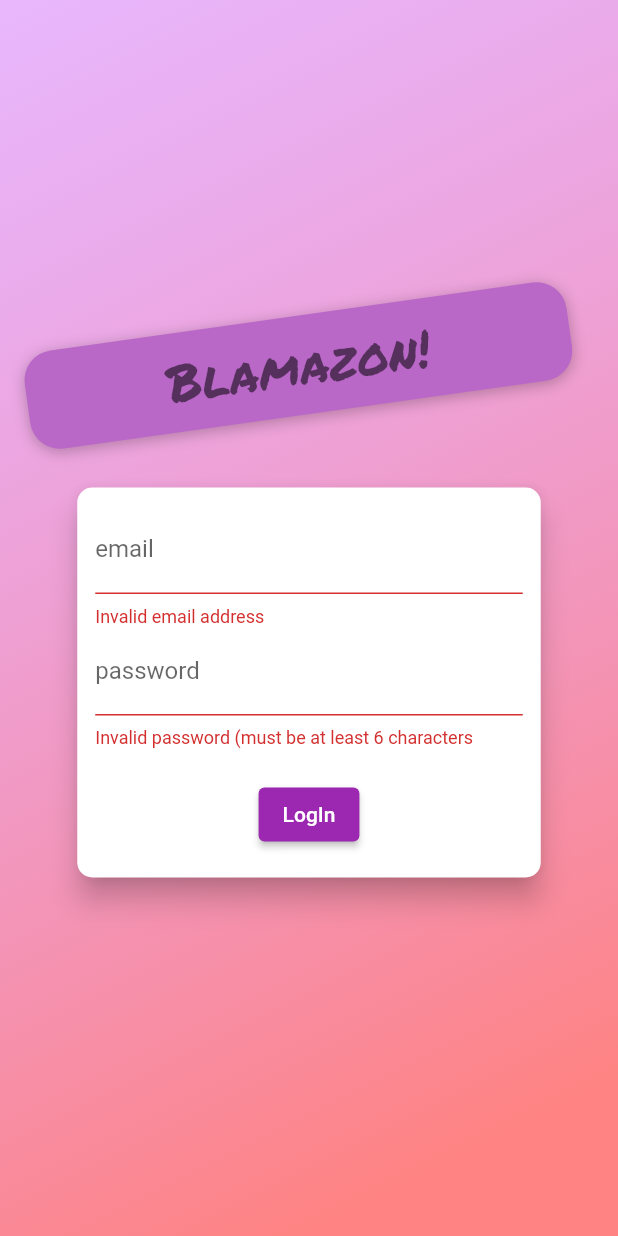
After one commit to kenmaready/flutter_shopping_app, a Flutter app: the screen it shows after launch, after a tap on "LogIn", on a phone screen of 412 x 824 dp. The commit adds this screen. Run offline on Flutter 3.47's test engine with Material 2 defaults, Android fonts, the light colour scheme and no system bars; our stand-ins replace flutter_dotenv, objectid; accounts and stored records are empty.

Commit message:
Added beginnings of user with persistent favorites tied to user

```diff
--- a/lib/main.dart
+++ b/lib/main.dart
@@ -4,6 +4,7 @@ import 'package:flutter/material.dart';
 //
 import './providers/products.dart';
 import './providers/orders.dart';
+import './providers/auth.dart';
 import './providers/cart.dart';
 import './screens/all.dart';
 import './config.dart';
@@ -21,36 +22,50 @@ class MyApp extends StatelessWidget {
     return MultiProvider(
         providers: [
           ChangeNotifierProvider(
-          create: (ctx) => Products(),
+            create: (ctx) => Auth(),
+          ),
+          ChangeNotifierProxyProvider<Auth, Products>(
+            update: (ctx, auth, prevProducts) => Products(
+                prevProducts == null ? [] : prevProducts.products, auth),
+            create: (ctx) {
+              print(
+                  "create: has been called in ChangeNotifierProxyProvider...");
+              return Products([], Auth());
+            }, // dummy value to pass CNPP reqs
           ),
           ChangeNotifierProvider(
             create: (ctx) => Cart(),
           ),
-        ChangeNotifierProvider(
-          create: (ctx) => Orders(),
+          ChangeNotifierProxyProvider<Auth, Orders>(
+            update: (context, auth, prevOrders) => Orders(
+                prevOrders == null ? [] : prevOrders.orders,
+                auth.token == null ? '' : auth.token as String),
+            create: (ctx) => Orders([], ''),
           )
         ],
-      child: MaterialApp(
+        child: Consumer<Auth>(
+          builder: (ctx, auth, _) => MaterialApp(
             title: config.title,
             theme: ThemeData(
               primarySwatch: Colors.purple,
               accentColor: Colors.deepOrange,
               fontFamily: 'Lato',
-          textTheme: Theme.of(context)
-              .textTheme
-              .copyWith(headline1: TextStyle(fontFamily: 'PermamentMarker')),
+              textTheme: Theme.of(context).textTheme.copyWith(
+                  headline1: TextStyle(fontFamily: 'PermamentMarker')),
             ),
-        home: ProductsOverviewScreen(),
+            home: auth.isLoggedIn ? ProductsOverviewScreen() : AuthScreen(),
             routes: {
-          ProductsOverviewScreen.routeName: (ctx) => ProductsOverviewScreen(),
+              ProductsOverviewScreen.routeName: (ctx) =>
+                  ProductsOverviewScreen(),
               ProductDetailScreen.routeName: (ctx) => ProductDetailScreen(),
               UserProductsScreen.routeName: (ctx) => UserProductsScreen(),
               EditProductScreen.routeName: (ctx) => EditProductScreen(),
               OrdersScreen.routeName: (ctx) => OrdersScreen(),
+              AuthScreen.routeName: (ctx) => AuthScreen(),
               CartScreen.routeName: (ctx) => CartScreen(),
             },
             debugShowCheckedModeBanner: false,
           ),
-    );
+        ));
   }
 }
--- /dev/null
+++ b/lib/providers/auth.dart
@@ -0,0 +1,94 @@
+import 'package:flutter_dotenv/flutter_dotenv.dart';
+import 'package:flutter/widgets.dart';
+import 'package:flutter_shopping_app/exceptions/http_exception.dart';
+import 'package:http/http.dart' as http;
+import 'dart:convert';
+//
+import './user.dart';
+
+String api_key = dotenv.env['FIREBASE_API_KEY'] as String;
+
+enum AuthMode { Signup, Login }
+
+class Auth with ChangeNotifier {
+  String? _token;
+  DateTime? _expiryDate;
+  User? _user;
+
+  Auth() {
+    print("creating new Auth object...");
+  }
+
+  bool get isLoggedIn {
+    print("isLoggedIn() has been called.  Current token: $token");
+    return token != null;
+  }
+
+  String? get token {
+    if (_expiryDate != null &&
+        (_expiryDate as DateTime).isAfter(DateTime.now()) &&
+        _token != null) {
+      print("Returning auth.token and it is $_token...");
+      return _token;
+    }
+
+    print("Returning auth.token and it is null...");
+    return null;
+  }
+
+  String? get userId {
+    return _user?.userId;
+  }
+
+  Future<void> _userAuthentication(
+      String email, String password, AuthMode mode) async {
+    String api_action =
+        mode == AuthMode.Signup ? 'signUp' : 'signInWithPassword';
+    var url = Uri.parse(
+        "https://identitytoolkit.googleapis.com/v1/accounts:${api_action}?key=$api_key");
+
+    try {
+      final rawResponse = await http.post(url,
+          body: json.encode({
+            "email": email,
+            "password": password,
+            "returnSecureToken": true
+          }));
+
+      var response = json.decode(rawResponse.body);
+      if (response['error'] != null) {
+        throw HttpException(
+            '${response['error']['code']} error: ${response['error']['message']}');
+      }
+
+      _token = response['idToken'];
+      _expiryDate = DateTime.now()
+          .add(Duration(seconds: int.parse(response['expiresIn'])));
+      _user = User(response['localId'], _token as String);
+      notifyListeners();
+    } catch (err) {
+      rethrow;
+    }
+
+    print(toString());
+  }
+
+  Future<void> signup(String email, String password) async {
+    return _userAuthentication(email, password, AuthMode.Signup);
+  }
+
+  Future<void> login(String email, String password) async {
+    return _userAuthentication(email, password, AuthMode.Login);
+  }
+
+  void logout() {
+    _token = null;
+    _expiryDate = null;
+    _user = null;
+    notifyListeners();
+  }
+
+  String toString() {
+    return 'Auth { token: $_token, expiryDate: ${_expiryDate.toString()}, userId: $_user.userId }';
+  }
+}
--- a/lib/providers/orders.dart
+++ b/lib/providers/orders.dart
@@ -96,7 +96,10 @@ class Order {
 // A Collection of Orders (wrapper around list of Orders)
 class Orders with ChangeNotifier {
   final id = Key(ObjectId().toString());
-  List<Order> _orders = [];
+  List<Order> _orders;
+  String _authToken;
+
+  Orders(this._orders, this._authToken);
 
   List<Order> get orders {
     return [..._orders];
@@ -106,8 +109,12 @@ class Orders with ChangeNotifier {
     return _orders.length;
   }
 
+  Map<String, String> get _authQuery {
+    return {"auth": _authToken};
+  }
+
   Future<void> placeOrder(Cart cart) async {
-    var url = Uri.https(base_url, '/orders.json');
+    var url = Uri.https(base_url, '/orders.json', _authQuery);
     Order newOrder = Order.fromCart(cart);
 
     try {
@@ -129,7 +136,7 @@ class Orders with ChangeNotifier {
   }
 
   Future<void> fetchOrders() async {
-    var url = Uri.https(base_url, '/orders.json');
+    var url = Uri.https(base_url, '/orders.json', _authQuery);
 
     try {
       final response = await http.get(url);
--- /dev/null
+++ b/lib/providers/user.dart
@@ -0,0 +1,35 @@
+import 'package:flutter_dotenv/flutter_dotenv.dart';
+import 'package:flutter/foundation.dart';
+import 'package:http/http.dart' as http;
+import 'dart:convert';
+//
+import './product.dart';
+
+String base_url = dotenv.env['FIREBASE_BASE_URL'] as String;
+
+class User with ChangeNotifier {
+  late String _userId;
+  late List<String> _favorites;
+
+  User(this._userId, String token) {
+    fetchFavorites(token);
+  }
+
+  String get userId => _userId;
+
+  void fetchFavorites(String token) async {
+    var url =
+        Uri.https(base_url, '/users/$userId/favorites.json', {"auth": token});
+
+    try {
+      final response = await http.get(url);
+      if (response.body == null) {
+        print("no response.body");
+      } else {
+        print(json.decode(response.body));
+      }
+    } catch (error) {
+      rethrow;
+    }
+  }
+}
--- a/lib/screens/all.dart
+++ b/lib/screens/all.dart
@@ -2,5 +2,6 @@ export './products_overview.dart';
 export './product_detail.dart';
 export './user_products.dart';
 export './edit_product.dart';
+export './auth_screen.dart';
 export './orders.dart';
 export './cart.dart';
--- /dev/null
+++ b/lib/screens/auth_screen.dart
@@ -0,0 +1,248 @@
+import 'package:provider/provider.dart';
+import 'package:flutter/material.dart';
+import 'dart:math';
+//
+import '../exceptions/http_exception.dart';
+import '../providers/auth.dart';
+
+enum AuthMode { Signup, Login }
+
+class AuthScreen extends StatelessWidget {
+  static const routeName = '/auth';
+
+  const AuthScreen({Key? key}) : super(key: key);
+
+  @override
+  Widget build(BuildContext context) {
+    final deviceSize = MediaQuery.of(context).size;
+
+    return Scaffold(
+        body: Stack(children: [
+      Container(
+        decoration: BoxDecoration(
+            gradient: LinearGradient(
+                colors: [
+                  Color.fromRGBO(215, 117, 255, 1).withOpacity(0.5),
+                  Color.fromRGBO(255, 118, 117, 1).withOpacity(0.9)
+                ],
+                begin: Alignment.topLeft,
+                end: Alignment.bottomRight,
+                stops: [0, 0.9])),
+      ),
+      SingleChildScrollView(
+        child: Container(
+            height: deviceSize.height,
+            width: deviceSize.width,
+            child: Column(
+                mainAxisAlignment: MainAxisAlignment.center,
+                crossAxisAlignment: CrossAxisAlignment.center,
+                children: [
+                  Flexible(
+                      child: Container(
+                          margin: const EdgeInsets.only(bottom: 20.0),
+                          padding: const EdgeInsets.symmetric(
+                              vertical: 8.0, horizontal: 94.0),
+                          transform: Matrix4.rotationZ(-8 * pi / 180)
+                            ..translate(-10.0),
+                          decoration: BoxDecoration(
+                              borderRadius: BorderRadius.circular(20),
+                              color: Colors.purple.shade300,
+                              boxShadow: const [
+                                BoxShadow(
+                                    blurRadius: 8,
+                                    color: Colors.black26,
+                                    offset: Offset(0, 2)),
+                              ]),
+                          child: Text('Blamazon!',
+                              style: Theme.of(context)
+                                  .textTheme
+                                  .headline4
+                                  ?.copyWith(fontFamily: 'PermanentMarker')))),
+                  Flexible(
+                      flex: deviceSize.width > 600 ? 2 : 1,
+                      child: const AuthCard())
+                ])),
+      )
+    ]));
+  }
+}
+
+class AuthCard extends StatefulWidget {
+  const AuthCard({Key? key}) : super(key: key);
+
+  @override
+  State<AuthCard> createState() => _AuthCardState();
+}
+
+class _AuthCardState extends State<AuthCard> {
+  final GlobalKey<FormState> _formKey = GlobalKey();
+  AuthMode _authMode = AuthMode.Login;
+  Map<String, String> _authData = {'email': '', 'password': ''};
+  bool _isLoading = false;
+  final _passwordController = TextEditingController();
+
+  void _showErrorDialog(String message) {
+    showDialog(
+        context: context,
+        builder: (ctx) => AlertDialog(
+                title: Text('There was an error...'),
+                content: Text(message),
+                actions: [
+                  TextButton(
+                    child: Text('Okay'),
+                    onPressed: () => Navigator.of(context).pop(),
+                  )
+                ]));
+  }
+
+  Future<void> _submit() async {
+    // return if form is not validly completed:
+    if (!(_formKey.currentState as FormState).validate()) return;
+
+    (_formKey.currentState as FormState).save();
+    setState(() {
+      _isLoading = true;
+    });
+
+    try {
+      if (_authMode == AuthMode.Login) {
+        // log the user in:
+        await Provider.of<Auth>(context, listen: false).login(
+            _authData['email'] as String, _authData['password'] as String);
+      } else {
+        // sign the user up:
+        await Provider.of<Auth>(context, listen: false).signup(
+            _authData['email'] as String, _authData['password'] as String);
+      }
+    } on HttpException catch (error) {
+      // define a default error message:
+      var errorMessage = 'Authentication failed.';
+      // replace with specific error message in certain cases:
+      if (error.toString().contains('EMAIL_EXISTS')) {
+        errorMessage =
+            'A Blamazon user with that email already exists. Please log in or sign up with a different email address.';
+      } else if (error.toString().contains('INVALID_EMAIL')) {
+        errorMessage = 'This is not a valid email address.';
+      } else if (error.toString().contains('WEAK_PASSWORD')) {
+        errorMessage =
+            'This password is too weak. Please use a stronger password.';
+      } else if (error.toString().contains('EMAIL_NOT_FOUND')) {
+        errorMessage =
+            'Could not find a user with that email. Please check the email and try again (or sign up if you do not yet have an account.';
+      } else if (error.toString().contains('INVALID_PASSWORD')) {
+        errorMessage = 'Login credentials were invalid.';
+      }
+      _showErrorDialog(errorMessage);
+    } catch (error) {
+      var errorMessage =
+          'Was not able to ${_authMode == AuthMode.Signup ? 'sign user up' : 'log user in'} for some reason. Please try again later.';
+      _showErrorDialog(errorMessage);
+    }
+
+    setState(() {
+      _isLoading = false;
+    });
+  }
+
+  void _switchAuthMode() {
+    if (_authMode == AuthMode.Login) {
+      setState(() => _authMode = AuthMode.Signup);
+    } else {
+      setState(() => _authMode = AuthMode.Login);
+    }
+  }
+
+  @override
+  Widget build(BuildContext context) {
+    final deviceSize = MediaQuery.of(context).size;
+
+    return Card(
+        shape:
+            RoundedRectangleBorder(borderRadius: BorderRadius.circular(10.0)),
+        elevation: 8.0,
+        child: Container(
+            height: _authMode == AuthMode.Signup ? 330 : 260,
+            constraints: BoxConstraints(
+              minHeight: _authMode == AuthMode.Signup ? 320 : 260,
+            ),
+            width: deviceSize.width * 0.75,
+            padding: const EdgeInsets.all(12.0),
+            child: Form(
+                key: _formKey,
+                child: SingleChildScrollView(
+                  child: Column(children: [
+                    TextFormField(
+                        decoration: const InputDecoration(labelText: 'email'),
+                        keyboardType: TextInputType.emailAddress,
+                        textInputAction: TextInputAction.next,
+                        validator: (val) {
+                          if (val == null ||
+                              val.isEmpty ||
+                              !val.contains('@') ||
+                              !val.contains('.')) {
+                            return 'Invalid email address';
+                          }
+                        },
+                        onSaved: (val) {
+                          _authData['email'] = val ?? '';
+                        }),
+                    TextFormField(
+                        decoration:
+                            const InputDecoration(labelText: 'password'),
+                        obscureText: true,
+                        controller: _passwordController,
+                        textInputAction: _authMode == AuthMode.Signup
+                            ? TextInputAction.next
+                            : TextInputAction.done,
+                        validator: (val) {
+                          if (val == null || val.isEmpty || val.length < 6) {
+                            return 'Invalid password (must be at least 6 characters';
+                          }
+                        },
+                        onSaved: (val) {
+                          _authData['password'] = val ?? '';
+                        }),
+                    if (_authMode == AuthMode.Signup)
+                      TextFormField(
+                          enabled: _authMode == AuthMode.Signup,
+                          decoration: const InputDecoration(
+                              labelText: 'confirm password'),
+                          obscureText: true,
+                          textInputAction: TextInputAction.done,
+                          validator: _authMode == AuthMode.Signup
+                              ? (val) {
+                                  if (val == null ||
+                                      val != _passwordController.text) {
+                                    return "Passwords do not match.";
+                                  }
+                                }
+                              : null,
+                          onSaved: (val) {
+                            _authData['password'] = val ?? '';
+                          }),
+                    const SizedBox(height: 20),
+                    if (_isLoading)
+                      const CircularProgressIndicator()
+                    else
+                      ElevatedButton(
+                        child: Text(
+                            _authMode == AuthMode.Login ? 'LogIn' : 'SignUp'),
+                        onPressed: _submit,
+                      ),
+                    TextButton(
+                        child: Text(
+                            _authMode == AuthMode.Signup
+                                ? "I already have an account, let me log in."
+                                : "I don't have an account, let me sign up.",
+                            style: const TextStyle(
+                                fontSize: 11,
+                                decoration: TextDecoration.underline)),
+                        onPressed: _switchAuthMode,
+                        style: ButtonStyle(
+                            tapTargetSize: MaterialTapTargetSize.shrinkWrap,
+                            padding: MaterialStateProperty.all<EdgeInsets>(
+                                const EdgeInsets.all(10.0))))
+                  ]),
+                ))));
+  }
+}
--- a/lib/screens/products_overview.dart
+++ b/lib/screens/products_overview.dart
@@ -43,7 +43,7 @@ class _ProductsOverviewScreenState extends State<ProductsOverviewScreen> {
   @override
   Widget build(BuildContext context) {
     final productCatalog = Provider.of<Products>(context);
-    productCatalog.fetchProducts();
+    print("rebuilding ProductsOverview() screen...");
 
     return Scaffold(
       appBar: AppBar(
--- a/lib/widgets/product_item.dart
+++ b/lib/widgets/product_item.dart
@@ -3,6 +3,7 @@ import 'package:flutter/material.dart';
 //
 import '../screens/product_detail.dart';
 import '../providers/product.dart';
+import '../providers/auth.dart';
 import '../providers/cart.dart';
 
 class ProductItem extends StatelessWidget {
@@ -10,6 +11,7 @@ class ProductItem extends StatelessWidget {
   Widget build(BuildContext context) {
     final Product product = Provider.of<Product>(context);
     final Cart cart = Provider.of<Cart>(context, listen: false);
+    final authData = Provider.of<Auth>(context, listen: false);
 
     return ClipRRect(
       borderRadius: BorderRadius.circular(10),
@@ -33,7 +35,8 @@ class ProductItem extends StatelessWidget {
                     : Icon(Icons.favorite_border),
                 color: Theme.of(context).accentColor,
                 onPressed: () {
-                  product.toggleFavoriteStatus();
+                  product.toggleFavoriteStatus(
+                      authData.token as String, authData.userId as String);
                 },
               ),
               title: Text(
```
Also changed, not shown: lib/providers/product.dart (+7 -6 lines), lib/providers/products.dart (+40 -7 lines), lib/widgets/app_drawer.dart (+17 -0 lines). Lines whose indentation alone changed are shown as unchanged.
